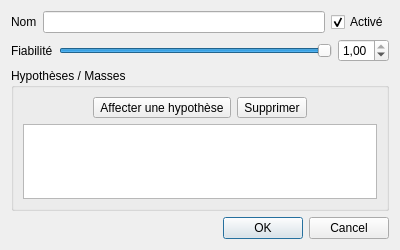
The window that UI/AgentDialog.ui (Hamza5/Plateforme-outils-SII) describes before a commit, drawn with Qt 5.
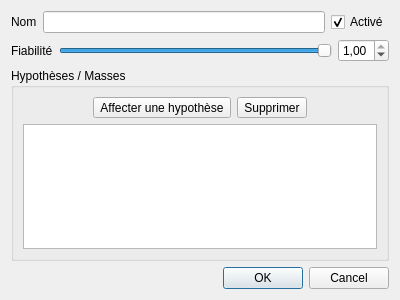
The same window after the commit.

Commit message: Ajouter le dialog de sauvegarde

Diff of the .ui file:
```diff
--- a/UI/AgentDialog.ui
+++ b/UI/AgentDialog.ui
@@ -7,7 +7,7 @@
     <x>0</x>
     <y>0</y>
     <width>400</width>
-    <height>250</height>
+    <height>300</height>
    </rect>
   </property>
   <property name="windowTitle">
```
The commit also changes 2 other files.
